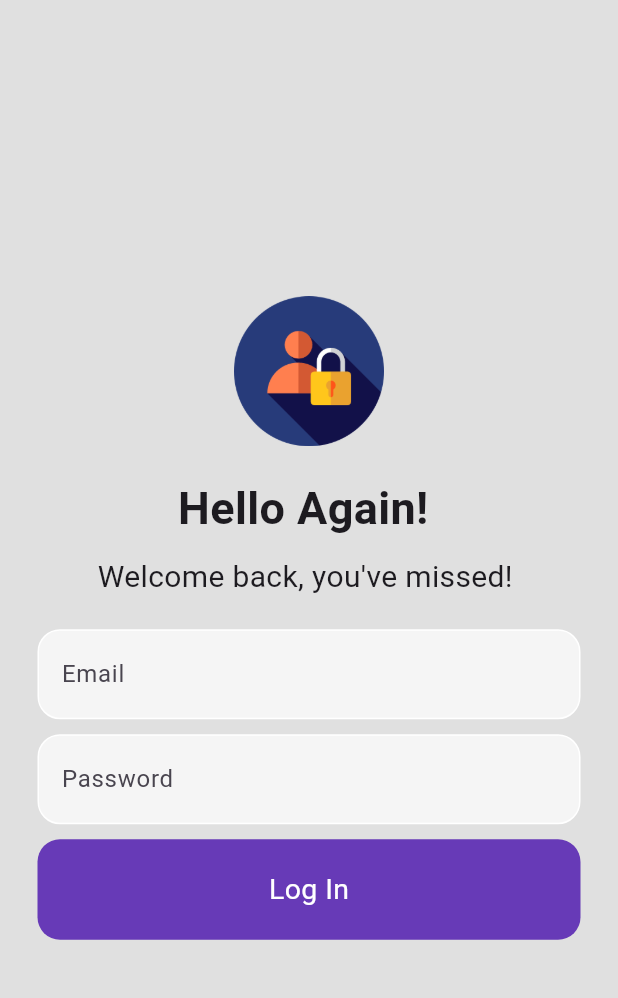
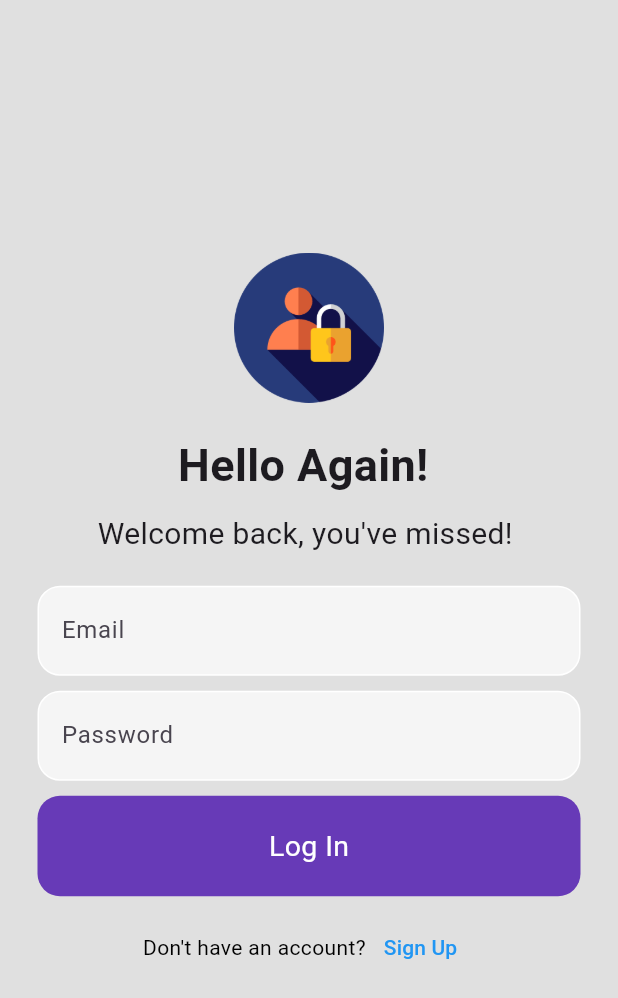
Before and after one commit to SreejithDevHub/firebase_simple_project, a Flutter app: the screen it shows after launch, on a phone screen of 412 x 824 dp. Shown: the top 998 px of the screen. Run offline on Flutter 3.47's test engine with Material 3 defaults, Android fonts, the phone set to English and light mode, and no system bars; our stand-ins replace animated_text_kit, firebase_auth, firebase_core; accounts and stored records are empty.

Commit message:
login ui compled

```diff
--- a/lib/pages/login.dart
+++ b/lib/pages/login.dart
@@ -73,6 +73,15 @@ class Login extends StatelessWidget {
                   ),
                   child:  const Center(child: Text('Log In',style:TextStyle(color: Colors.white,fontSize: 19),)),
                 ),
+              ),
+
+                const SizedBox(height: 10),
+              Row(
+                mainAxisAlignment: MainAxisAlignment.center,
+                children: [
+                  const Text('Don\'t have an account?',style: TextStyle(color: Colors.black),),
+                  TextButton(onPressed: (){}, child: const Text('Sign Up',style: TextStyle(color: Colors.blue),)),
+                ],
               )
 
             ],
```
